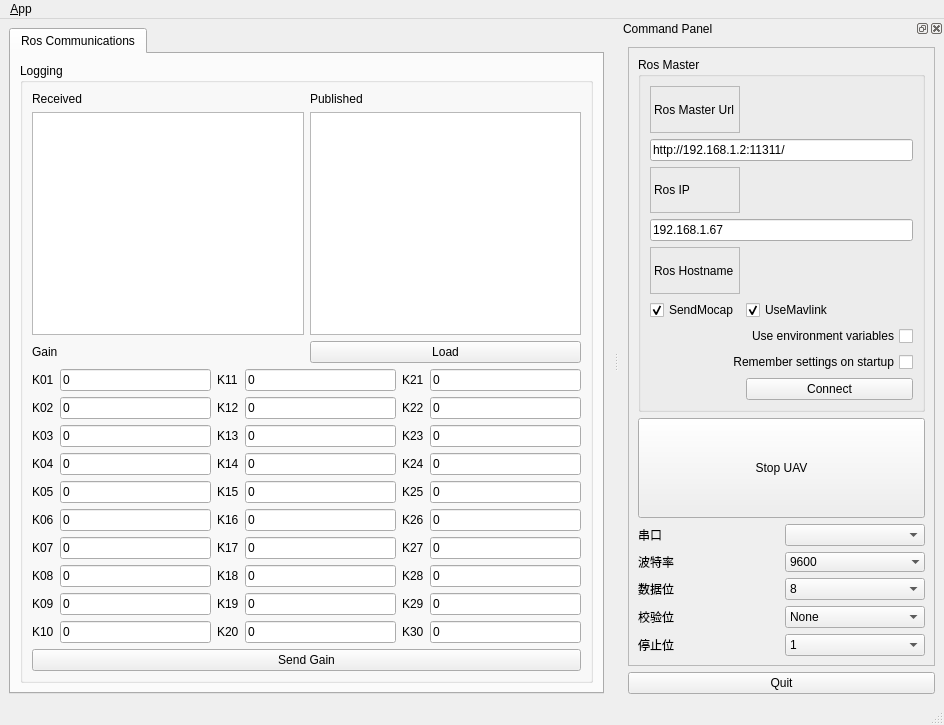
xindong324/btn_mocap_ui, file ui/main_window.ui: the form before one commit.
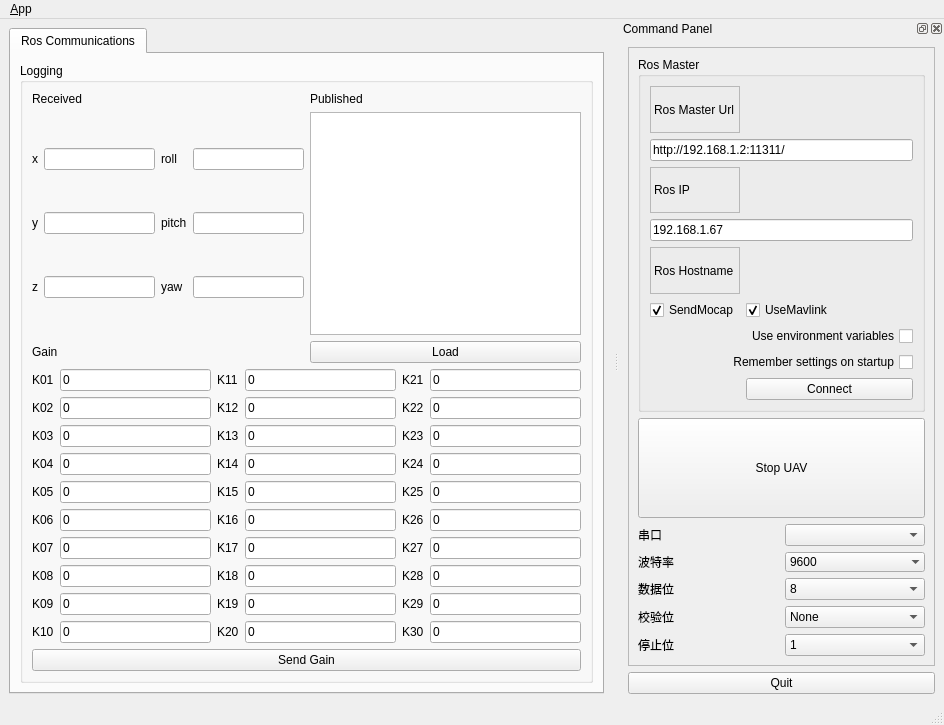
The form after the commit. Icons and pictures are not drawn.

```diff
--- a/ui/main_window.ui
+++ b/ui/main_window.ui
@@ -550,7 +550,68 @@
               </widget>
              </item>
              <item row="1" column="0">
-              <widget class="QTextBrowser" name="tb_msg_rcv"/>
+              <layout class="QGridLayout" name="gridLayout_5">
+               <item row="0" column="0">
+                <widget class="QLabel" name="label_42">
+                 <property name="text">
+                  <string>x</string>
+                 </property>
+                </widget>
+               </item>
+               <item row="1" column="0">
+                <widget class="QLabel" name="label_43">
+                 <property name="text">
+                  <string>y</string>
+                 </property>
+                </widget>
+               </item>
+               <item row="1" column="1">
+                <widget class="QLineEdit" name="edt_y"/>
+               </item>
+               <item row="2" column="2">
+                <widget class="QLabel" name="label_47">
+                 <property name="text">
+                  <string>yaw</string>
+                 </property>
+                </widget>
+               </item>
+               <item row="0" column="2">
+                <widget class="QLabel" name="label_45">
+                 <property name="text">
+                  <string>roll</string>
+                 </property>
+                </widget>
+               </item>
+               <item row="1" column="2">
+                <widget class="QLabel" name="label_46">
+                 <property name="text">
+                  <string>pitch</string>
+                 </property>
+                </widget>
+               </item>
+               <item row="0" column="1">
+                <widget class="QLineEdit" name="edt_x"/>
+               </item>
+               <item row="0" column="3">
+                <widget class="QLineEdit" name="edt_roll"/>
+               </item>
+               <item row="1" column="3">
+                <widget class="QLineEdit" name="edt_pitch"/>
+               </item>
+               <item row="2" column="0">
+                <widget class="QLabel" name="label_44">
+                 <property name="text">
+                  <string>z</string>
+                 </property>
+                </widget>
+               </item>
+               <item row="2" column="1">
+                <widget class="QLineEdit" name="edt_z"/>
+               </item>
+               <item row="2" column="3">
+                <widget class="QLineEdit" name="edt_yaw"/>
+               </item>
+              </layout>
              </item>
             </layout>
            </item>
```
